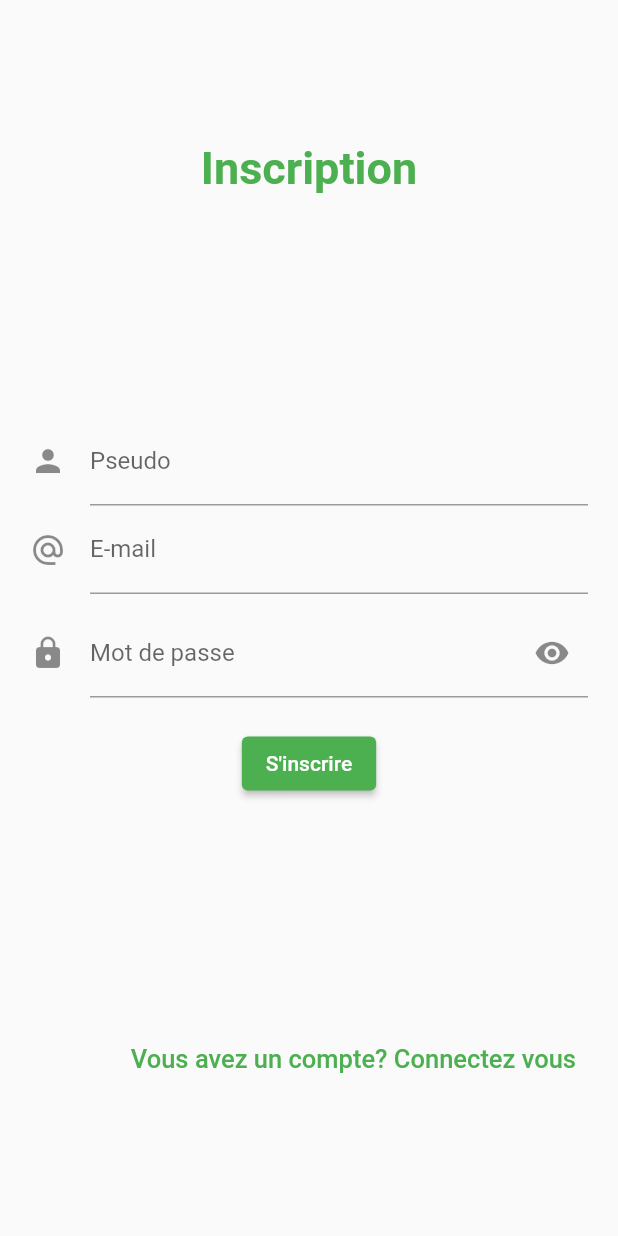
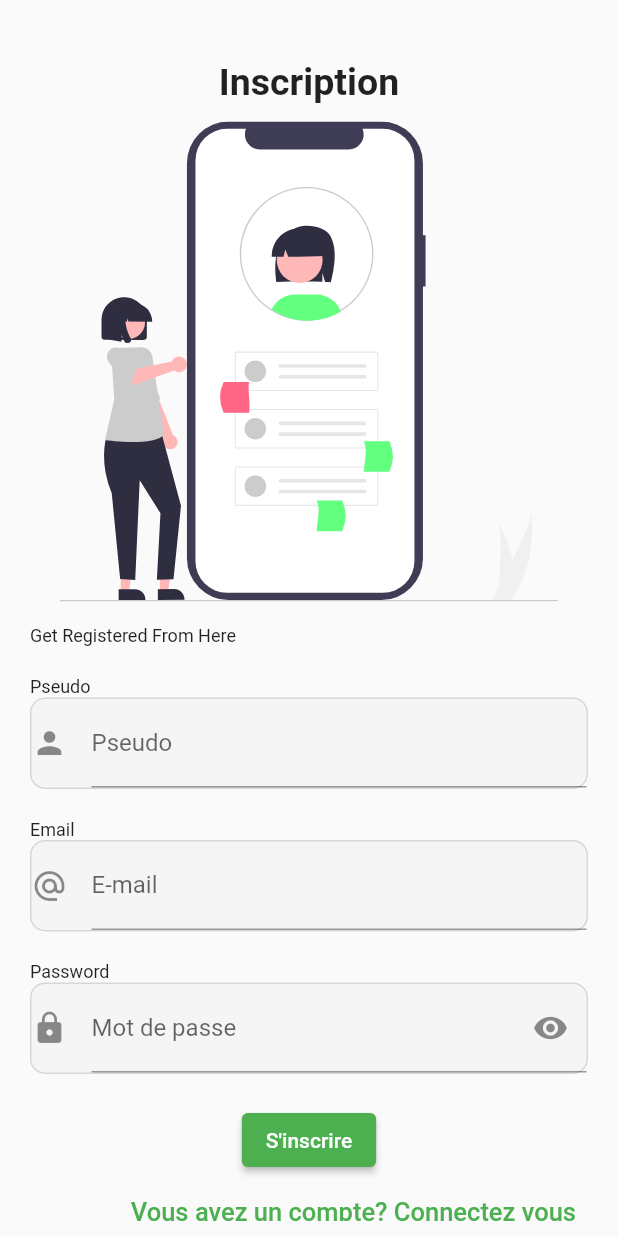
Before and after one commit to FerdinandPyCode/Todo_List_API_SQFLITE, a Flutter app: the RegisterScreen screen opened directly, on a phone screen of 412 x 824 dp. Run offline on Flutter 3.47's test engine with Material 2 defaults, Android fonts, the phone set to English and light mode, and no system bars; our stand-ins replace date_time_picker, dio, flutter_svg, fluttertoast, pie_chart, shared_preferences and 1 more; missing offline and left inert: jwt_decode; accounts and stored records are empty.

Commit message:
db local

```diff
--- a/lib/screens/liste_todo.dart
+++ b/lib/screens/liste_todo.dart
@@ -4,6 +4,8 @@ import 'package:todo_app/data/services/todo_service.dart';
 import 'package:todo_app/screens/detail_todo.dart';
 import 'package:todo_app/utils/app_func.dart';
 import 'package:todo_app/utils/app_text.dart';
+
+import '../data/services/sql_database.dart';
 
 class ListeTodo extends StatefulWidget {
   const ListeTodo({super.key});
@@ -32,7 +34,7 @@ class _ListeTodoState extends State<ListeTodo> {
       ),
       body: SafeArea(
         child: FutureBuilder(
-          future: TodoService.fetch(),
+          future:  TodoDataBase.getAllTodo(),//TodoService.fetch(),
           builder: (context, snapshot) {
             if (snapshot.hasError) {
               return const Center(
--- a/lib/screens/register_screen.dart
+++ b/lib/screens/register_screen.dart
@@ -1,5 +1,6 @@
 import 'package:dio/dio.dart';
 import 'package:flutter/material.dart';
+import 'package:flutter_svg/flutter_svg.dart';
 import 'package:fluttertoast/fluttertoast.dart';
 import 'package:todo_app/data/services/users_service.dart';
 import 'package:todo_app/screens/login_screen.dart';
@@ -48,24 +49,57 @@ class _RegisterScreenState extends State<RegisterScreen> {
 
   @override
   Widget build(BuildContext context) {
-    return Scaffold(
+    return SafeArea(
+      child: Scaffold(
         body: Padding(
-        padding: const EdgeInsets.all(20.0),
+          padding: const EdgeInsets.symmetric(vertical: 10.0, horizontal: 20.0),
+          child: SingleChildScrollView(
             child: Column(
               mainAxisAlignment: MainAxisAlignment.spaceAround,
+              crossAxisAlignment: CrossAxisAlignment.start,
               children: [
+                const SizedBox(
+                  height: 30.0,
+                ),
+                const Center(
+                  child: const Text(
+                    "Inscription",
+                    style: TextStyle(fontWeight: FontWeight.bold, fontSize: 25.0),
+                  ),
+                ),
+                const SizedBox(height: 12.0,),
+                SvgPicture.asset(
+                  'assets/register.svg',
+                  width: MediaQuery.of(context).size.width,
+                  height: 320,
+                ),
+                 const SizedBox(height: 16.0,),
                 const Text(
-              "Inscription",
-              style: TextStyle(
-                  fontWeight: FontWeight.bold,
-                  fontSize: 30,
-                  color: Colors.green),
+                  "Get Registered From Here",
+                  style: TextStyle(fontSize: 12.0),
+                ),
+                const SizedBox(
+                  height: 20.0,
                 ),
                 Form(
                     key: formKey,
                     child: Column(
+                      crossAxisAlignment: CrossAxisAlignment.start,
+                      //Pseudo
                       children: [
-                    TextFormField(
+                        const Text(
+                          "Pseudo",
+                          style: TextStyle(fontSize: 12.0),
+                        ),
+                        Container(
+                          decoration: BoxDecoration(
+                              border: Border.all(
+                                color: Colors.black12,
+                              ),
+                              color: Colors.grey[100],
+                              borderRadius:
+                                  const BorderRadius.all(Radius.circular(10))),
+                          child: TextFormField(
                             controller: usernameController,
                             keyboardType: TextInputType.text,
                             decoration: const InputDecoration(
@@ -78,7 +112,26 @@ class _RegisterScreenState extends State<RegisterScreen> {
                                   : null;
                             },
                           ),
-                    TextFormField(
+                        ),
+                        const SizedBox(
+                          height: 20.0,
+                        ),
+
+                        // Email
+                        const Text(
+                          "Email",
+                          style: TextStyle(fontSize: 12.0),
+                        ),
+
+                        Container(
+                          decoration: BoxDecoration(
+                              border: Border.all(
+                                color: Colors.black12,
+                              ),
+                              color: Colors.grey[100],
+                              borderRadius:
+                                  const BorderRadius.all(Radius.circular(10))),
+                          child: TextFormField(
                             controller: emailController,
                             keyboardType: TextInputType.emailAddress,
                             decoration: const InputDecoration(
@@ -91,10 +144,25 @@ class _RegisterScreenState extends State<RegisterScreen> {
                                   : null;
                             },
                           ),
+                        ),
                         const SizedBox(
-                      height: 10.0,
+                          height: 20.0,
                         ),
-                    TextFormField(
+
+                        // Password
+                        const Text(
+                          "Password",
+                          style: TextStyle(fontSize: 12.0),
+                        ),
+                        Container(
+                          decoration: BoxDecoration(
+                              border: Border.all(
+                                color: Colors.black12,
+                              ),
+                              color: Colors.grey[100],
+                              borderRadius:
+                                  const BorderRadius.all(Radius.circular(10))),
+                          child: TextFormField(
                             controller: passwordController,
                             keyboardType: TextInputType.text,
                             obscureText: !_passwordVisible,
@@ -119,12 +187,15 @@ class _RegisterScreenState extends State<RegisterScreen> {
                                   : null;
                             },
                           ),
+                        ),
                         const SizedBox(
                           height: 20.0,
                         ),
-                    ElevatedButton(
+                        Center(
+                          child: ElevatedButton(
                               onPressed: () async {
-                          if (!isLoading && formKey.currentState!.validate()) {
+                                if (!isLoading &&
+                                    formKey.currentState!.validate()) {
                                   await _register(
                                       emailController.text,
                                       usernameController.text,
@@ -142,7 +213,8 @@ class _RegisterScreenState extends State<RegisterScreen> {
                                         color: Colors.white,
                                         strokeWidth: 3,
                                       ))
-                            : const Text("S'inscrire"))
+                                  : const Text("S'inscrire")),
+                        )
                       ],
                     )),
                 Align(
@@ -159,8 +231,11 @@ class _RegisterScreenState extends State<RegisterScreen> {
                       style: TextStyle(fontSize: 17, color: Colors.green),
                     ),
                   ),
-            )
+                ),
+                const SizedBox(height: 100.0,),
               ],
+            ),
+          ),
         ),
       ),
     );
--- a/pubspec.yaml
+++ b/pubspec.yaml
@@ -44,6 +44,8 @@ dependencies:
   date_time_picker: ^2.1.0
   pie_chart: 5.3.2
   jwt_decode: ^0.3.1
+  simple_animations: ^5.0.0+3
+  flutter_svg: ^2.0.2
 
 dev_dependencies:
   flutter_test:
@@ -68,8 +70,8 @@ flutter:
   uses-material-design: true
 
   # To add assets to your application, add an assets section, like this:
-  # assets:
-  #   - images/a_dot_burr.jpeg
+  assets:
+   - assets/
   #   - images/a_dot_ham.jpeg
 
   # An image asset can refer to one or more resolution-specific "variants", see
```
Also changed, not shown: lib/data/models/todo.dart (+6 -6 lines), lib/data/services/sql_database.dart (+11 -11 lines), lib/data/services/todo_service.dart (+26 -3 lines), assets/login.png (added), assets/login.svg (added), assets/register.png (added), assets/register.svg (added), pubspec.lock. Lines whose indentation alone changed are shown as unchanged.
